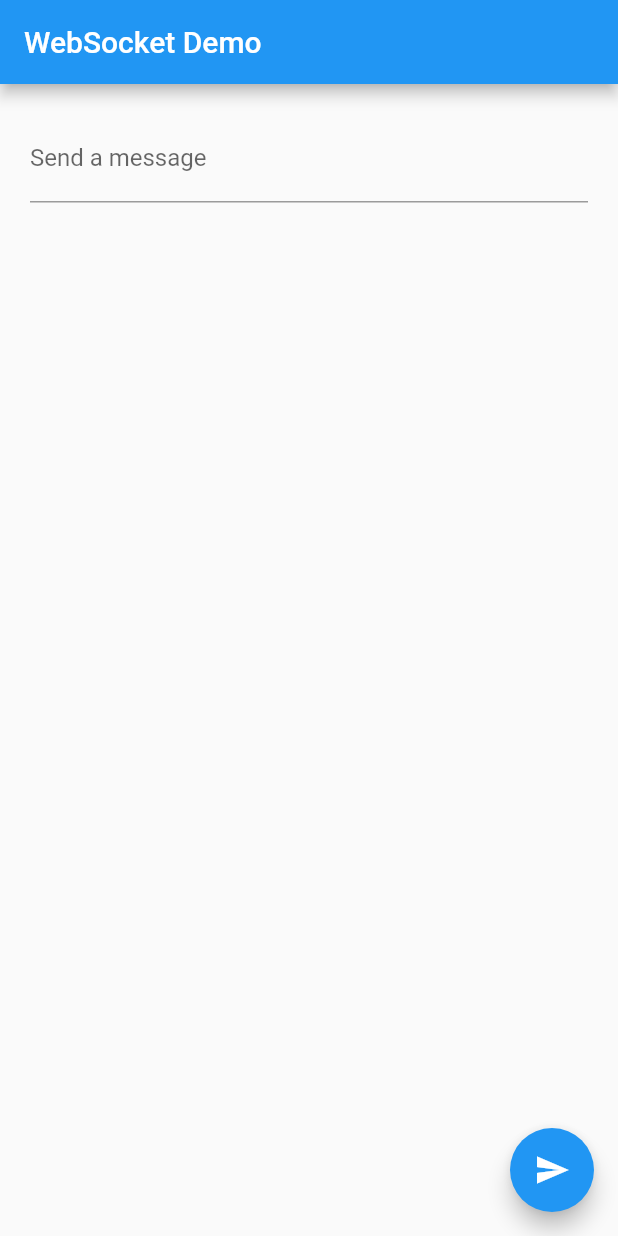
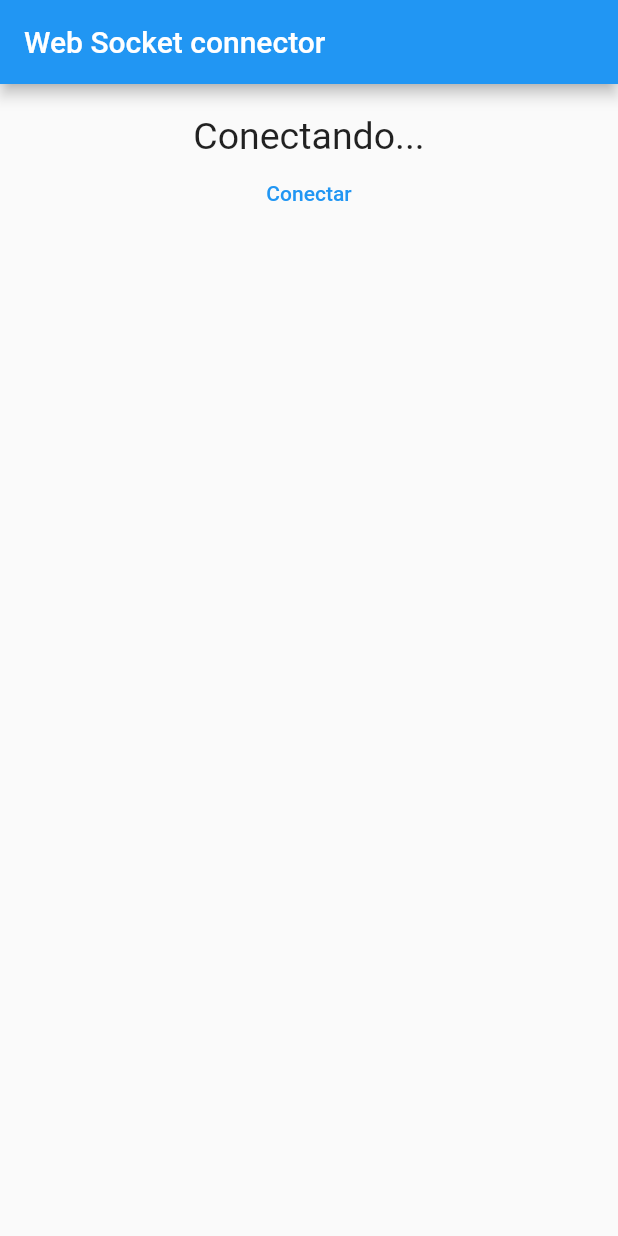
Before and after one commit to brutalzinn/app-laser-cat, a Flutter app: the screen it shows after launch, on a phone screen of 412 x 824 dp. Run offline on Flutter 3.47's test engine with Material 2 defaults, Android fonts, the phone set to English and light mode, and no system bars; our stand-ins replace permission_handler; missing offline and left inert: flutter_joystick, network_info_plus.

Commit message:
update web socket auto recognition

```diff
--- /dev/null
+++ b/app/lib/app_config.dart
@@ -0,0 +1,4 @@
+class AppConfig {
+  static String socketIp = "localhost";
+  static int port = 7777;
+}
--- a/app/lib/main.dart
+++ b/app/lib/main.dart
@@ -1,8 +1,7 @@
-import 'package:app_laser_cat/joystick_widget.dart';
+import 'package:app_laser_cat/pages/joystick_page.dart';
 import 'package:flutter/material.dart';
-import 'package:web_socket_channel/web_socket_channel.dart';
 
-import 'utils.dart';
+import 'pages/home_page.dart';
 
 void main() => runApp(const MyApp());
 
@@ -11,90 +10,12 @@ class MyApp extends StatelessWidget {
 
   @override
   Widget build(BuildContext context) {
-    const title = 'WebSocket Demo';
-    return const MaterialApp(
-      title: title,
-      home: MyHomePage(
-        title: title,
-      ),
+    return MaterialApp(
+      initialRoute: '/',
+      routes: {
+        '/': (context) => HomePage(title: 'Web Socket connector'),
+        '/joystick': (context) => JoystickPage(title: 'Laser Controller'),
+      },
     );
   }
 }
-
-class MyHomePage extends StatefulWidget {
-  const MyHomePage({
-    super.key,
-    required this.title,
-  });
-
-  final String title;
-
-  @override
-  State<MyHomePage> createState() => _MyHomePageState();
-}
-
-class _MyHomePageState extends State<MyHomePage> {
-  final TextEditingController _controller = TextEditingController();
-  WebSocketChannel? _channel;
-
-  _MyHomePageState() {
-    _channel = null;
-    scanEspAddress(7777).then((value) {
-      print("TESTE: " + value);
-      _channel = WebSocketChannel.connect(Uri.parse('ws://$value:7777'));
-    });
-  }
-
-  @override
-  Widget build(BuildContext context) {
-    return Scaffold(
-      appBar: AppBar(
-        title: Text(widget.title),
-      ),
-      body: Padding(
-        padding: const EdgeInsets.all(20.0),
-        child: JoystickWidget(
-          callBack: ((foo) {
-            print('${foo.x} ${foo.y}');
-            _channel?.sink.add('${foo.x},${foo.y}');
-          }),
-          child: Column(
-            children: [
-              Form(
-                child: TextFormField(
-                  controller: _controller,
-                  decoration:
-                      const InputDecoration(labelText: 'Send a message'),
-                ),
-              ),
-              StreamBuilder(
-                stream: _channel?.stream,
-                builder: (context, snapshot) {
-                  return Text(snapshot.hasData ? '${snapshot.data}' : '');
-                },
-              )
-            ],
-          ),
-        ),
-      ),
-      floatingActionButton: FloatingActionButton(
-        onPressed: _sendMessage,
-        tooltip: 'Send message',
-        child: const Icon(Icons.send),
-      ), // This trailing comma makes auto-formatting nicer for build methods.
-    );
-  }
-
-  void _sendMessage() {
-    if (_controller.text.isNotEmpty) {
-      _channel?.sink.add(_controller.text);
-    }
-  }
-
-  @override
-  void dispose() {
-    _channel?.sink.close();
-    _controller.dispose();
-    super.dispose();
-  }
-}
--- /dev/null
+++ b/app/lib/pages/home_page.dart
@@ -0,0 +1,52 @@
+import 'package:flutter/material.dart';
+import 'package:flutter/src/widgets/container.dart';
+import 'package:flutter/src/widgets/framework.dart';
+
+import '../app_config.dart';
+import '../utils.dart';
+
+class HomePage extends StatefulWidget {
+  const HomePage({super.key, required this.title});
+
+  final String title;
+  @override
+  State<HomePage> createState() => _HomePageState();
+}
+
+class _HomePageState extends State<HomePage> {
+  void connect() {
+    print("try to find esp 8266");
+    scanEspAddress(AppConfig.port).then((value) {
+      print(value);
+      if (value != null) {
+        AppConfig.socketIp = value;
+        Navigator.pushNamed(context, '/joystick');
+      } else {
+        print("esp 8266 not found on this network");
+      }
+    });
+  }
+
+  _HomePageState() {
+    connect();
+  }
+  @override
+  Widget build(BuildContext context) {
+    return Scaffold(
+        appBar: AppBar(
+          title: Text(widget.title),
+        ),
+        body: Padding(
+            padding: EdgeInsets.all(20.0),
+            child: Center(
+                child: Column(
+              children: [
+                const Text(
+                  "Conectando...",
+                  style: TextStyle(fontSize: 25),
+                ),
+                TextButton(onPressed: connect, child: Text('Conectar'))
+              ],
+            ))));
+  }
+}
```
Also changed, not shown: app/lib/pages/joystick_page.dart (added, +81 -0 lines), app/lib/utils.dart (+16 -18 lines), 7 other files.
